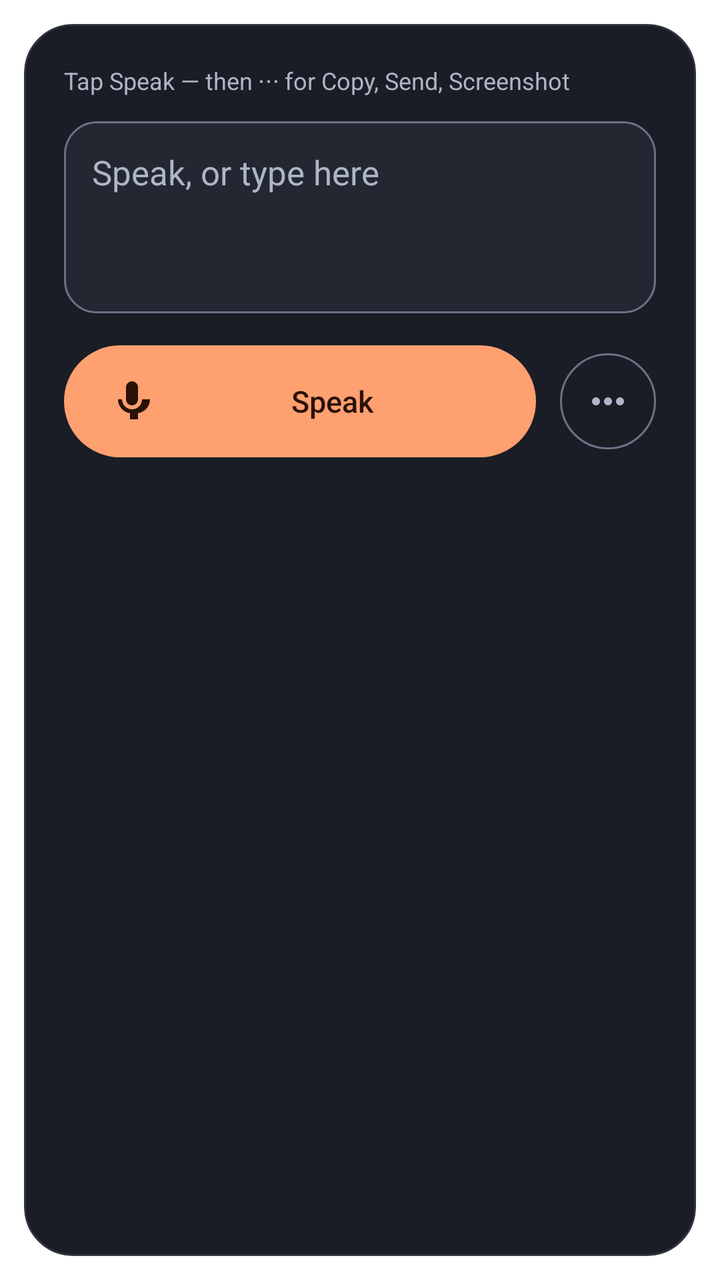
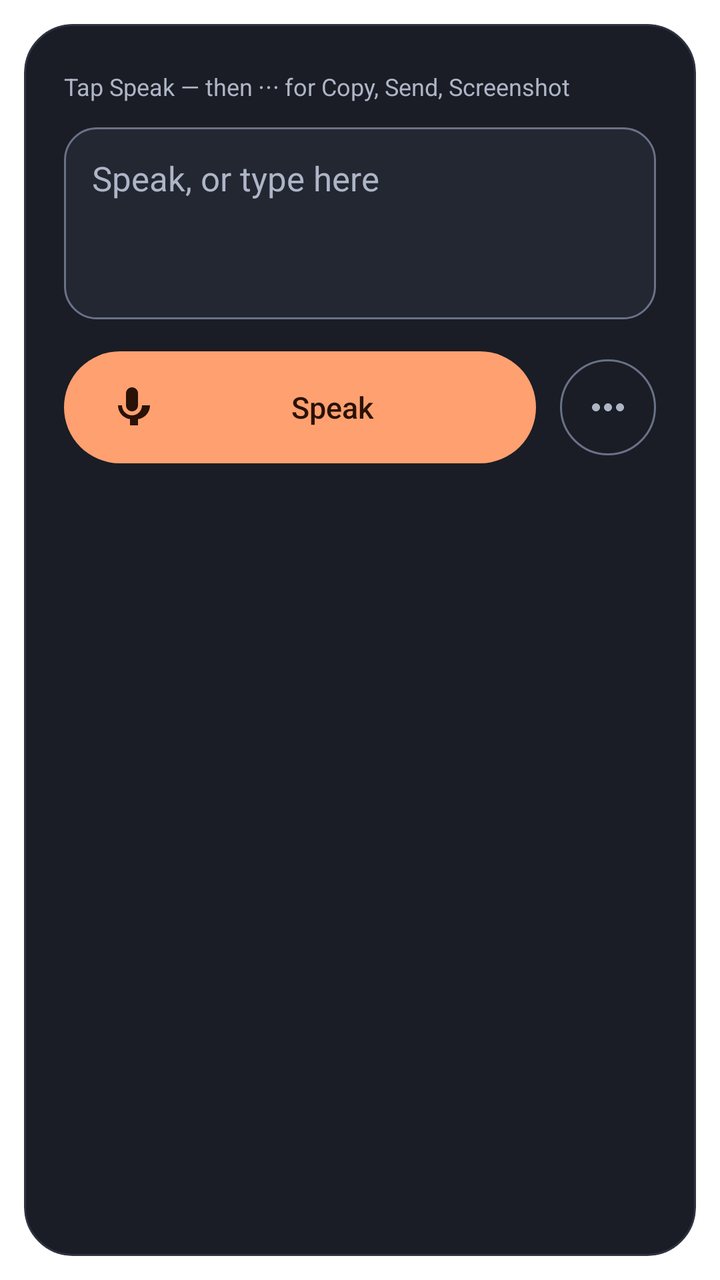

An Android layout rendered at two revisions. The XML below is the earlier revision; the diff shows what the commit changed to produce the second picture.
<!-- AndroidManifest.xml: activity theme Theme.Dicta.Overlay -->
<!-- res/layout/activity_dictate.xml -->
<?xml version="1.0" encoding="utf-8"?>
<ScrollView xmlns:android="http://schemas.android.com/apk/res/android"
    android:layout_width="match_parent"
    android:layout_height="wrap_content"
    android:background="@drawable/card_bg"
    android:clipToOutline="true">

    <LinearLayout
        android:id="@+id/dictate_card"
        android:layout_width="match_parent"
        android:layout_height="wrap_content"
        android:orientation="vertical"
        android:padding="20dp">

        
        <LinearLayout
            android:id="@+id/overlay_status_strip"
            android:layout_width="match_parent"
            android:layout_height="wrap_content"
            android:orientation="horizontal"
            android:gravity="center_vertical"
            android:baselineAligned="false">

            
            <ProgressBar
                android:id="@+id/level_meter"
                style="?android:attr/progressBarStyleHorizontal"
                android:layout_width="72dp"
                android:layout_height="4dp"
                android:layout_marginEnd="10dp"
                android:max="100"
                android:progress="0"
                android:progressDrawable="@drawable/meter_progress"
                android:contentDescription="@string/level_meter_desc"
                android:visibility="gone" />

            <TextView
                android:id="@+id/status_text"
                android:layout_width="0dp"
                android:layout_height="wrap_content"
                android:layout_weight="1"
                android:text="@string/dictate_hint"
                android:textSize="12sp"
                android:maxLines="1"
                android:ellipsize="end"
                android:textColor="@color/dicta_on_surface_variant" />

            
            <TextView
                android:id="@+id/engine_badge"
                android:layout_width="wrap_content"
                android:layout_height="wrap_content"
                android:layout_marginStart="8dp"
                android:paddingStart="8dp"
                android:paddingEnd="8dp"
                android:paddingTop="2dp"
                android:paddingBottom="2dp"
                android:background="@drawable/badge_bg"
                android:textSize="11sp"
                android:maxLines="1"
                android:ellipsize="end"
                android:textColor="@color/dicta_on_accent_container"
                android:contentDescription="@string/engine_badge_desc"
                android:visibility="gone" />
        </LinearLayout>

        
        <EditText
            android:id="@+id/dictated_text"
            android:layout_width="match_parent"
            android:layout_height="wrap_content"
            android:layout_marginTop="12dp"
            android:minLines="3"
            android:gravity="top"
            android:hint="@string/dictate_text_hint"
            android:textSize="17sp"
            android:lineSpacingExtra="3dp"
            android:textColor="@color/dicta_on_surface"
            android:textColorHint="@color/dicta_on_surface_variant"
            android:background="@drawable/input_bg"
            android:padding="14dp"
            android:inputType="textMultiLine|textCapSentences" />

        
        <TextView
            android:id="@+id/attachment_note"
            android:layout_width="match_parent"
            android:layout_height="wrap_content"
            android:layout_marginTop="8dp"
            android:textSize="12sp"
            android:textColor="@color/dicta_on_surface_variant"
            android:visibility="gone"
            android:text="@string/screenshot_attached_note" />

        
        <LinearLayout
            android:layout_width="match_parent"
            android:layout_height="wrap_content"
            android:orientation="horizontal"
            android:layout_marginTop="16dp"
            android:gravity="center_vertical">

            <Button
                android:id="@+id/mic_button"
                android:layout_width="0dp"
                android:layout_height="56dp"
                android:layout_weight="1"
                android:background="@drawable/mic_pill_bg"
                android:drawableStart="@drawable/ic_mic"
                android:drawableTint="@color/dicta_on_accent"
                android:drawablePadding="8dp"
                android:paddingStart="22dp"
                android:paddingEnd="22dp"
                android:stateListAnimator="@null"
                android:textColor="@color/dicta_on_accent"
                android:textSize="15sp"
                android:textAllCaps="false"
                android:text="@string/start_dictation" />

            
            <ImageButton
                android:id="@+id/more_button"
                android:layout_width="48dp"
                android:layout_height="48dp"
                android:layout_marginStart="12dp"
                android:src="@drawable/ic_more"
                android:scaleType="center"
                android:background="@drawable/ghost_button_bg"
                android:tint="@color/dicta_on_surface_variant"
                android:contentDescription="@string/more_actions"
                android:tooltipText="@string/more_actions" />
        </LinearLayout>

        
        <LinearLayout
            android:id="@+id/action_row"
            android:layout_width="match_parent"
            android:layout_height="wrap_content"
            android:orientation="horizontal"
            android:layout_marginTop="10dp"
            android:visibility="gone">

            <ImageButton
                android:id="@+id/copy_button"
                android:layout_width="0dp"
                android:layout_height="48dp"
                android:layout_weight="1"
                android:src="@drawable/ic_copy"
                android:scaleType="center"
                android:background="@drawable/icon_button_bg"
                android:tint="@color/dicta_on_surface"
                android:contentDescription="@string/copy"
                android:tooltipText="@string/copy" />

            <ImageButton
                android:id="@+id/screenshot_button"
                android:layout_width="0dp"
                android:layout_height="48dp"
                android:layout_weight="1"
                android:layout_marginStart="8dp"
                android:src="@drawable/ic_screenshot"
                android:scaleType="center"
                android:background="@drawable/icon_button_bg"
                android:tint="@color/dicta_on_surface"
                android:contentDescription="@string/screenshot"
                android:tooltipText="@string/screenshot" />

            <ImageButton
                android:id="@+id/share_button"
                android:layout_width="0dp"
                android:layout_height="48dp"
                android:layout_weight="1"
                android:layout_marginStart="8dp"
                android:src="@drawable/ic_send"
                android:scaleType="center"
                android:background="@drawable/icon_button_bg"
                android:tint="@color/dicta_on_surface"
                android:contentDescription="@string/share"
                android:tooltipText="@string/share" />

            <ImageButton
                android:id="@+id/close_button"
                android:layout_width="0dp"
                android:layout_height="48dp"
                android:layout_weight="1"
                android:layout_marginStart="8dp"
                android:src="@drawable/ic_close"
                android:scaleType="center"
                android:background="@drawable/icon_button_bg"
                android:tint="@color/dicta_on_surface"
                android:contentDescription="@string/close"
                android:tooltipText="@string/close" />
        </LinearLayout>
    </LinearLayout>
</ScrollView>
<!-- resources referenced by this layout -->
<resources>
  <color name="dicta_on_accent">#2A1206</color>
  <color name="dicta_on_accent_container">#FFD3BC</color>
  <color name="dicta_on_surface">#E8EAF0</color>
  <color name="dicta_on_surface_variant">#AEB5C7</color>
  <!-- drawable badge_bg (drawable) -->
  <?xml version="1.0" encoding="utf-8"?>
  <shape xmlns:android="http://schemas.android.com/apk/res/android"
      android:shape="rectangle">
      <solid android:color="@color/dicta_accent_container" />
      <corners android:radius="8dp" />
  </shape>
  <!-- drawable card_bg (drawable) -->
  <?xml version="1.0" encoding="utf-8"?>
  <shape xmlns:android="http://schemas.android.com/apk/res/android"
      android:shape="rectangle">
      <solid android:color="@color/dicta_surface_2" />
      <corners android:radius="24dp" />
      <stroke android:width="1dp" android:color="@color/dicta_divider" />
  </shape>
  <!-- drawable ic_close (drawable) -->
  <vector xmlns:android="http://schemas.android.com/apk/res/android"
      android:width="24dp"
      android:height="24dp"
      android:viewportWidth="24"
      android:viewportHeight="24">
      <path
          android:fillColor="#FFFFFFFF"
          android:pathData="M19,6.41L17.59,5 12,10.59 6.41,5 5,6.41 10.59,12 5,17.59 6.41,19 12,13.41 17.59,19 19,17.59 13.41,12z" />
  </vector>
  <!-- drawable ic_copy (drawable) -->
  <vector xmlns:android="http://schemas.android.com/apk/res/android"
      android:width="24dp"
      android:height="24dp"
      android:viewportWidth="24"
      android:viewportHeight="24">
      <path
          android:fillColor="#FFFFFFFF"
          android:pathData="M16,1L4,1C2.9,1 2,1.9 2,3v14h2L4,3h12L16,1zM19,5L8,5c-1.1,0 -2,0.9 -2,2v14c0,1.1 0.9,2 2,2h11c1.1,0 2,-0.9 2,-2L21,7c0,-1.1 -0.9,-2 -2,-2zM19,21L8,21L8,7h11v14z" />
  </vector>
  <!-- drawable ic_send (drawable) -->
  <vector xmlns:android="http://schemas.android.com/apk/res/android"
      android:width="24dp"
      android:height="24dp"
      android:viewportWidth="24"
      android:viewportHeight="24">
      <path
          android:fillColor="#FFFFFFFF"
          android:pathData="M2.01,21L23,12 2.01,3 2,10l15,2 -15,2z" />
  </vector>
  <string name="close">Close</string>
  <string name="copy">Copy</string>
  <string name="dictate_hint">Tap Speak — then ⋯ for Copy, Send, Screenshot</string>
  <string name="dictate_text_hint">Speak, or type here</string>
  <string name="engine_badge_desc">Transcription engine</string>
  <string name="level_meter_desc">Microphone input level</string>
  <string name="more_actions">More actions</string>
  <string name="screenshot">Screenshot</string>
  <string name="screenshot_attached_note">Screenshot attached. Some apps (most chat apps) drop the text when an image is attached — use Copy if the text must arrive.</string>
  <string name="share">Send</string>
  <string name="start_dictation">Speak</string>
  <color name="dicta_accent_container">#4A2416</color>
  <color name="dicta_surface_2">#1A1D25</color>
  <color name="dicta_divider">#2E3340</color>
  <color name="dicta_accent">#FFA070</color>
  <color name="dicta_outline">#6A7288</color>
  <color name="dicta_text">@color/dicta_on_surface</color>
  <color name="dicta_surface_3">#232732</color>
  <!-- drawable meter_track_bg (drawable) -->
  <?xml version="1.0" encoding="utf-8"?>
  <shape xmlns:android="http://schemas.android.com/apk/res/android"
      android:shape="rectangle">
      <solid android:color="@color/dicta_surface_4" />
      <corners android:radius="2dp" />
  </shape>
  <!-- drawable overlay_window_bg (drawable) -->
  <?xml version="1.0" encoding="utf-8"?>
  <inset xmlns:android="http://schemas.android.com/apk/res/android"
      android:insetLeft="@dimen/overlay_window_inset"
      android:insetTop="@dimen/overlay_window_inset"
      android:insetRight="@dimen/overlay_window_inset"
      android:insetBottom="@dimen/overlay_window_inset">
      <shape android:shape="rectangle">
          <solid android:color="@android:color/transparent" />
      </shape>
  </inset>
  <color name="dicta_surface_4">#2E3340</color>
  <dimen name="overlay_window_inset">12dp</dimen>
  <!-- unchanged entries left out for length: 9 -->
</resources>

<!-- the commit's change to res/layout/activity_dictate.xml (unified diff, before → after) -->
@@ -34,16 +34,12 @@
                 android:contentDescription="@string/level_meter_desc"
                 android:visibility="gone" />
 
-            <TextView
-                android:id="@+id/status_text"
-                android:layout_width="0dp"
-                android:layout_height="wrap_content"
-                android:layout_weight="1"
-                android:text="@string/dictate_hint"
-                android:textSize="12sp"
-                android:maxLines="1"
-                android:ellipsize="end"
-                android:textColor="@color/dicta_on_surface_variant" />
+            
+            <Space
+                android:id="@+id/status_strip_spacer"
+                android:layout_width="0dp"
+                android:layout_height="1dp"
+                android:layout_weight="1" />
 
             
             <TextView
@@ -65,6 +61,19 @@
         </LinearLayout>
 
         
+        <TextView
+            android:id="@+id/status_text"
+            android:layout_width="match_parent"
+            android:layout_height="wrap_content"
+            android:layout_marginTop="2dp"
+            android:text="@string/dictate_hint"
+            android:textSize="12sp"
+            android:maxLines="4"
+            android:ellipsize="end"
+            android:lineSpacingExtra="1dp"
+            android:textColor="@color/dicta_on_surface_variant" />
+
+        
         <EditText
             android:id="@+id/dictated_text"
             android:layout_width="match_parent"
